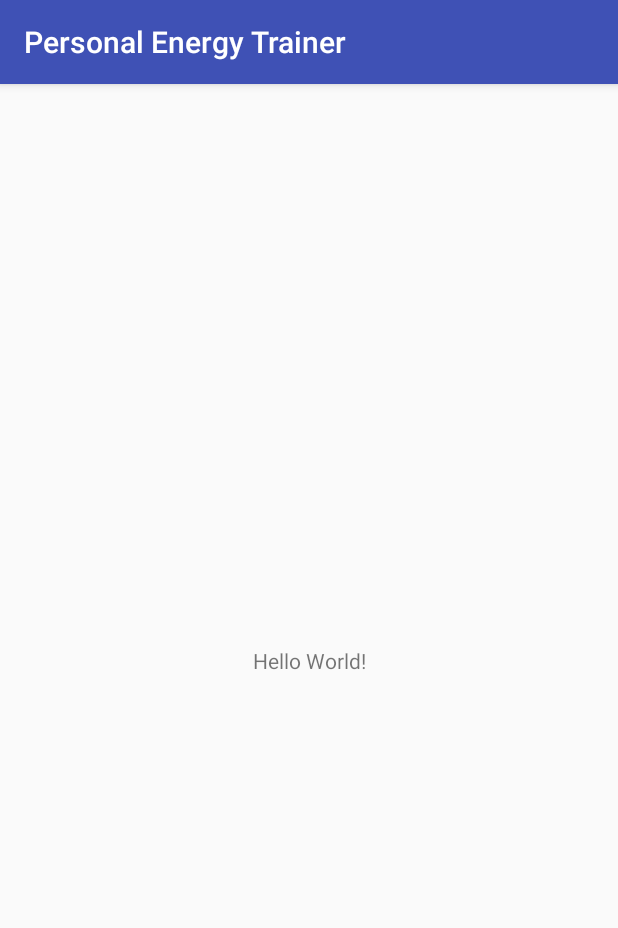
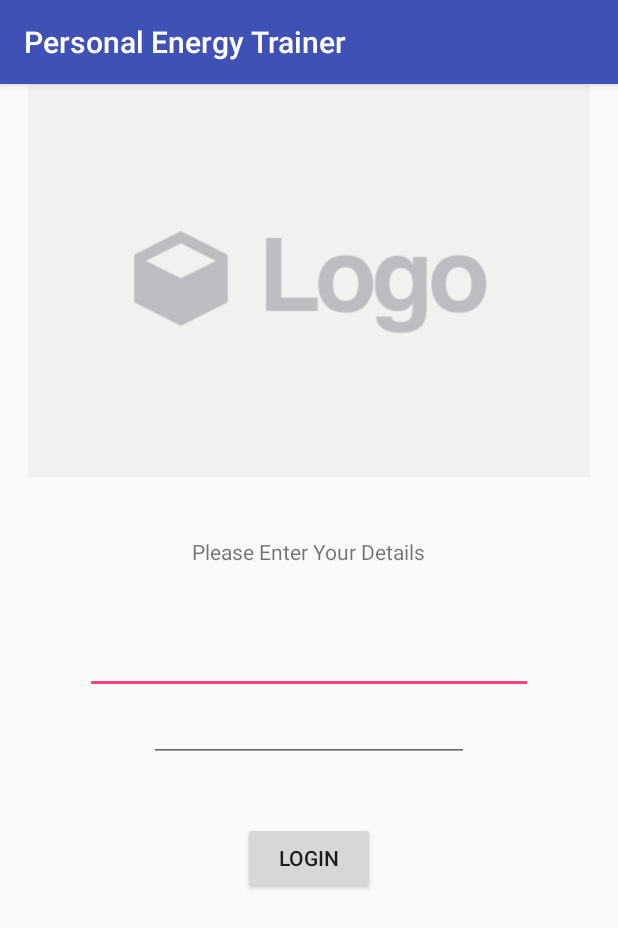
Before and after one commit to martin-the-human/PersonalEnergyTrainer, an Android app: the screen it shows after launch (LoginScreen), on a phone screen of 412 x 824 dp. Shown: the top 928 px of the screen. Run offline under Robolectric (Android 15) with nearby library versions, the phone set to English and light mode, and no system bars.

Commit message:
Login screen layout
Created the basic layout for the login screen. No functionality yet

```diff
--- a/app/src/main/res/layout/activity_login_screen.xml
+++ b/app/src/main/res/layout/activity_login_screen.xml
@@ -5,14 +5,54 @@
     android:layout_width="match_parent"
     android:layout_height="match_parent"
     tools:context="com.example.martin.personalenergytrainer.LoginScreen">
+    <RelativeLayout
+        android:layout_width="match_parent"
+        android:layout_height="match_parent">
 
-    <TextView
-        android:layout_width="wrap_content"
-        android:layout_height="wrap_content"
-        android:text="Hello World!"
-        app:layout_constraintBottom_toBottomOf="parent"
-        app:layout_constraintLeft_toLeftOf="parent"
-        app:layout_constraintRight_toRightOf="parent"
-        app:layout_constraintTop_toTopOf="parent" />
+        <ImageView
+            android:layout_width="wrap_content"
+            android:layout_height="wrap_content"
+            android:id="@+id/login_logo"
+            android:src="@drawable/logo_placeholder"
+            android:layout_centerHorizontal="true"
+            android:layout_above="@id/login_main_text"
+            android:layout_marginBottom="40dp"/>
 
+        <TextView
+            android:id="@+id/login_main_text"
+            android:layout_width="wrap_content"
+            android:layout_height="wrap_content"
+            android:text="@string/enterDetails"
+            android:layout_centerHorizontal="true"
+            android:layout_above="@id/editTextLoginEmail"/>
+
+        <EditText
+            android:id="@+id/editTextLoginEmail"
+            android:layout_width="wrap_content"
+            android:layout_height="wrap_content"
+            android:layout_centerVertical="true"
+            android:layout_centerHorizontal="true"
+            android:layout_marginTop="40dp"
+            android:ems="14"
+            android:inputType="textEmailAddress" />
+
+        <EditText
+            android:id="@+id/editTextLoginPassword"
+            android:layout_width="wrap_content"
+            android:layout_height="wrap_content"
+            android:layout_below="@id/editTextLoginEmail"
+            android:layout_centerHorizontal="true"
+            android:ems="10"
+            android:inputType="textPassword" />
+
+        <Button
+            android:id="@+id/buttonLogin"
+            android:layout_width="wrap_content"
+            android:layout_height="wrap_content"
+            android:layout_below="@+id/editTextLoginPassword"
+            android:layout_centerHorizontal="true"
+            android:layout_marginTop="40dp"
+            android:text="@string/login" />
+
+    </RelativeLayout>
 </android.support.constraint.ConstraintLayout>
--- a/app/src/main/res/values/strings.xml
+++ b/app/src/main/res/values/strings.xml
@@ -1,3 +1,5 @@
 <resources>
     <string name="app_name">Personal Energy Trainer</string>
+    <string name="login">Login</string>
+    <string name="enterDetails">Please Enter Your Details</string>
 </resources>
```
Also changed, not shown: app/src/main/res/drawable/logo_placeholder.jpg (added).
